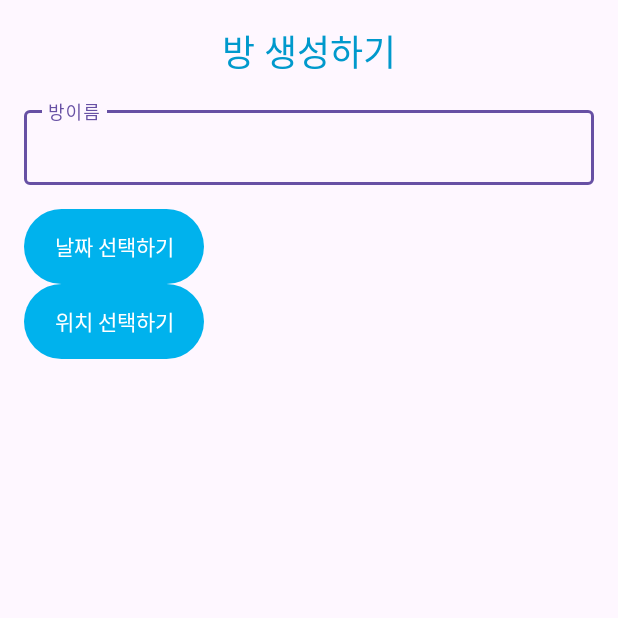
After one commit to cho-stone/Betting-promise, an Android app: the Create_Room screen opened directly, with no data from a screen before it, on a phone screen of 412 x 824 dp, the top half of it. The commit adds this screen. Run offline under Robolectric (Android 15) with nearby library versions, the phone set to English and light mode, and no system bars.

Commit message:
add coin, create room page

```diff
--- a/app/src/main/AndroidManifest.xml
+++ b/app/src/main/AndroidManifest.xml
@@ -13,8 +13,11 @@
         android:theme="@style/Theme.MyApplication"
         tools:targetApi="31">
         <activity
+            android:name=".Create_Room"
+            android:exported="false" />
+        <activity
             android:name=".Coin"
-            android:theme="@style/Theme.AppCompat.Dialog"/>
+            android:theme="@style/Theme.AppCompat.Dialog" />
         <activity
             android:name=".Search_History"
             android:exported="true">
--- /dev/null
+++ b/app/src/main/java/com/example/myapplication/Create_Room.java
@@ -0,0 +1,35 @@
+package com.example.myapplication;
+
+import androidx.appcompat.app.AppCompatActivity;
+import androidx.fragment.app.DialogFragment;
+
+import android.os.Bundle;
+import android.view.View;
+import android.widget.TextView;
+import android.widget.Toast;
+
+public class Create_Room extends AppCompatActivity {
+
+    TextView textView;
+
+    @Override
+    protected void onCreate(Bundle savedInstanceState) {
+        super.onCreate(savedInstanceState);
+        setContentView(R.layout.activity_create_room);
+    }
+
+    public void processDatePickerResult(int year, int month, int day) {
+        String month_string = Integer.toString(month+1);
+        String day_string = Integer.toString(day);
+        String year_string = Integer.toString(year);
+        String dateMessage = (year_string + "/" + month_string + "/" + day_string);
+
+        textView = findViewById(R.id.date_Tview);
+        textView.setText(dateMessage);
+    }
+
+    public void btn_date_set(View view){
+        DialogFragment newFragment = new date_picker();
+        newFragment.show(getSupportFragmentManager(),"datePicker");
+    }
+}
--- a/app/src/main/java/com/example/myapplication/Home.java
+++ b/app/src/main/java/com/example/myapplication/Home.java
@@ -103,4 +103,9 @@ public class Home extends AppCompatActivity {
         Intent intent = new Intent(this, Coin.class);
         startActivity(intent);
     }
+
+    public void btnCreateClicked(View view){
+        Intent intent = new Intent(this, Create_Room.class);
+        startActivity(intent);
+    }
 }
--- a/app/src/main/res/layout/activity_coin.xml
+++ b/app/src/main/res/layout/activity_coin.xml
@@ -37,7 +37,9 @@
             <com.google.android.material.textfield.TextInputEditText
                 android:layout_width="match_parent"
                 android:layout_height="50dp"
-                android:hint="충전금액">
+                android:hint="충전금액"
+                android:inputType="number"
+                android:textColor="@color/black">
 
             </com.google.android.material.textfield.TextInputEditText>
         </com.google.android.material.textfield.TextInputLayout>
@@ -51,7 +53,6 @@
             <TextView
                 android:layout_width="100dp"
                 android:layout_height="50dp"
-                android:layout_marginBottom="16dp"
                 android:gravity="center"
                 android:text="@string/after_charge"
                 android:textColor="@color/black"/>
@@ -63,7 +64,6 @@
             <TextView
                 android:layout_width="100dp"
                 android:layout_height="50dp"
-                android:layout_marginBottom="16dp"
                 android:gravity="center"
                 android:text="100000"
                 android:textColor="@color/black"/>
--- /dev/null
+++ b/app/src/main/res/layout/activity_create_room.xml
@@ -0,0 +1,76 @@
+<?xml version="1.0" encoding="utf-8"?>
+<LinearLayout xmlns:android="http://schemas.android.com/apk/res/android"
+    xmlns:app="http://schemas.android.com/apk/res-auto"
+    xmlns:tools="http://schemas.android.com/tools"
+    android:layout_width="match_parent"
+    android:layout_height="match_parent"
+    android:orientation="vertical"
+    tools:context=".Create_Room"
+    android:paddingTop="16dp"
+    android:paddingRight="16dp"
+    android:paddingLeft="16dp">
+
+    <TextView
+        android:layout_width="match_parent"
+        android:layout_height="wrap_content"
+        android:layout_marginBottom="16dp"
+        android:gravity="center"
+        android:text="@string/create_room"
+        android:textColor="@android:color/holo_blue_dark"
+        android:textSize="24sp"/>
+
+    <com.google.android.material.textfield.TextInputLayout
+        android:layout_width="match_parent"
+        android:layout_height="wrap_content"
+        android:layout_marginBottom="16dp">
+
+        <com.google.android.material.textfield.TextInputEditText
+            android:layout_width="match_parent"
+            android:layout_height="50dp"
+            android:hint="방이름">
+
+        </com.google.android.material.textfield.TextInputEditText>
+    </com.google.android.material.textfield.TextInputLayout>
+
+
+    <LinearLayout
+        android:layout_width="match_parent"
+        android:layout_height="wrap_content"
+        android:orientation="horizontal">
+
+        <TextView
+            android:layout_width="120dp"
+            android:layout_height="50dp"
+            android:background="@drawable/round_button"
+            android:onClick="btn_date_set"
+            android:gravity="center"
+            android:text="@string/select_date"
+            android:textColor="@color/white"/>
+
+        <TextView
+            android:layout_width="20dp"
+            android:layout_height="wrap_content"/>
+
+        <TextView
+            android:id="@+id/date_Tview"
+            android:layout_width="wrap_content"
+            android:layout_height="50dp"
+            android:gravity="center"
+            android:text=""
+            android:textColor="@color/black"/>
+
+    </LinearLayout>
+
+
+
+    <TextView
+        android:layout_width="120dp"
+        android:layout_height="50dp"
+        android:background="@drawable/round_button"
+        android:clickable="true"
+        android:gravity="center"
+        android:text="@string/select_location"
+        android:textColor="@color/white"/>
+
+
+</LinearLayout>
--- a/app/src/main/res/values/strings.xml
+++ b/app/src/main/res/values/strings.xml
@@ -14,4 +14,8 @@
     <string name="coin_page">코인 충전소</string>
     <string name="go_coin_charge">충전하기</string>
     <string name="after_charge">코인 충전 후</string>
+    <!--방생성페이지-->
+    <string name="create_room">방 생성하기</string>
+    <string name="select_date">날짜 선택하기</string>
+    <string name="select_location">위치 선택하기</string>
 </resources>
```
Also changed, not shown: app/src/main/java/com/example/myapplication/date_picker.java (added, +40 -0 lines), app/src/main/res/layout/fragment_date_picker.xml (added, +8 -0 lines).
